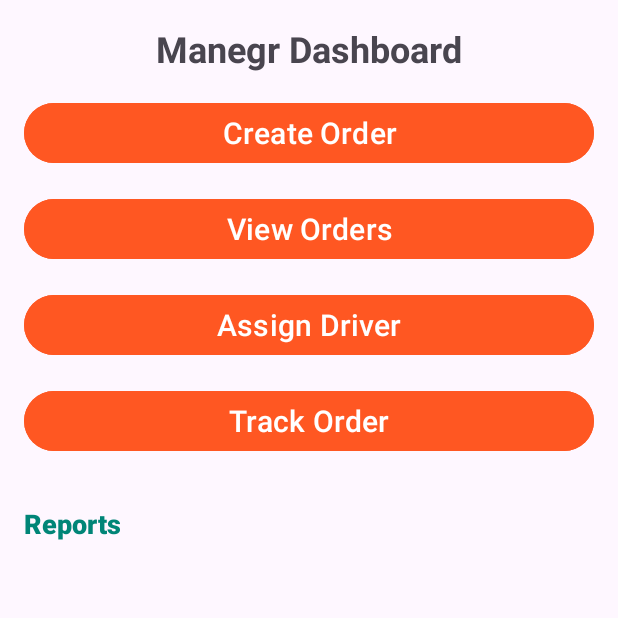
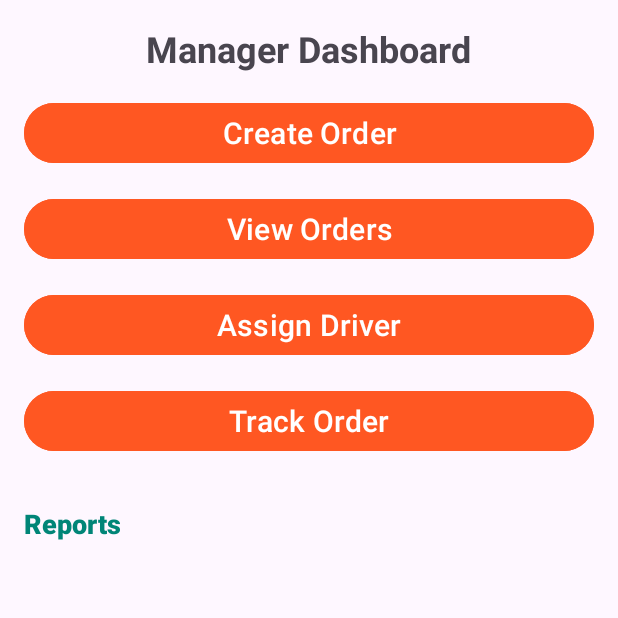
Before and after one commit to ahadgalqahtani/projectR, an Android app: the Manager screen opened directly, with no data from a screen before it, on a phone screen of 412 x 824 dp, the top half of it. Run offline under Robolectric (Android 15) with nearby library versions, the phone set to English and light mode, and no system bars; our stand-ins replace Firebase (no records; nobody signed in at launch, a user with empty details on screens opened directly).

Commit message:
match manager and driver pages with get Uid, updated Signup to save users under their Uid

```diff
--- a/app/src/main/java/com/example/lab4/Manager.java
+++ b/app/src/main/java/com/example/lab4/Manager.java
@@ -28,5 +28,4 @@ public class Manager extends AppCompatActivity {
         Intent intent = new Intent(Manager.this, Order.class);
         startActivity(intent);
     }
-
 }
--- a/app/src/main/java/com/example/lab4/SignUp.java
+++ b/app/src/main/java/com/example/lab4/SignUp.java
@@ -121,9 +121,9 @@ public class SignUp extends AppCompatActivity {
     }
 
     // Save user data to Firebase Realtime Database
+    // Save user data to Firebase Realtime Database
     private void saveUserToDatabase(String uid, User user) {
-        String employeeID = et_employeeID.getText().toString().trim();
-        userDatabase.child(employeeID).setValue(user)
+        userDatabase.child(uid).setValue(user) // Use UID as the key
                 .addOnCompleteListener(task -> {
                     if (task.isSuccessful()) {
                         Toast.makeText(this, "User registered successfully!", Toast.LENGTH_LONG).show();
--- a/app/src/main/res/layout/activity_manager.xml
+++ b/app/src/main/res/layout/activity_manager.xml
@@ -6,13 +6,14 @@
     android:layout_height="match_parent"
     android:orientation="vertical"
     android:padding="16dp"
+    android:visibility="visible"
     tools:context=".Manager">
 
     <TextView
         android:id="@+id/textViewTitle"
         android:layout_width="wrap_content"
         android:layout_height="wrap_content"
-        android:text="Manegr Dashboard"
+        android:text="Manager Dashboard"
         android:textSize="24sp"
         android:textStyle="bold"
         android:layout_gravity="center"
@@ -76,5 +77,4 @@
         android:layout_height="wrap_content"
         android:divider="@android:color/darker_gray"
         android:dividerHeight="1dp" />
-
 </LinearLayout>
```
Also changed, not shown: app/src/main/java/com/example/lab4/Login.java (+13 -4 lines).
